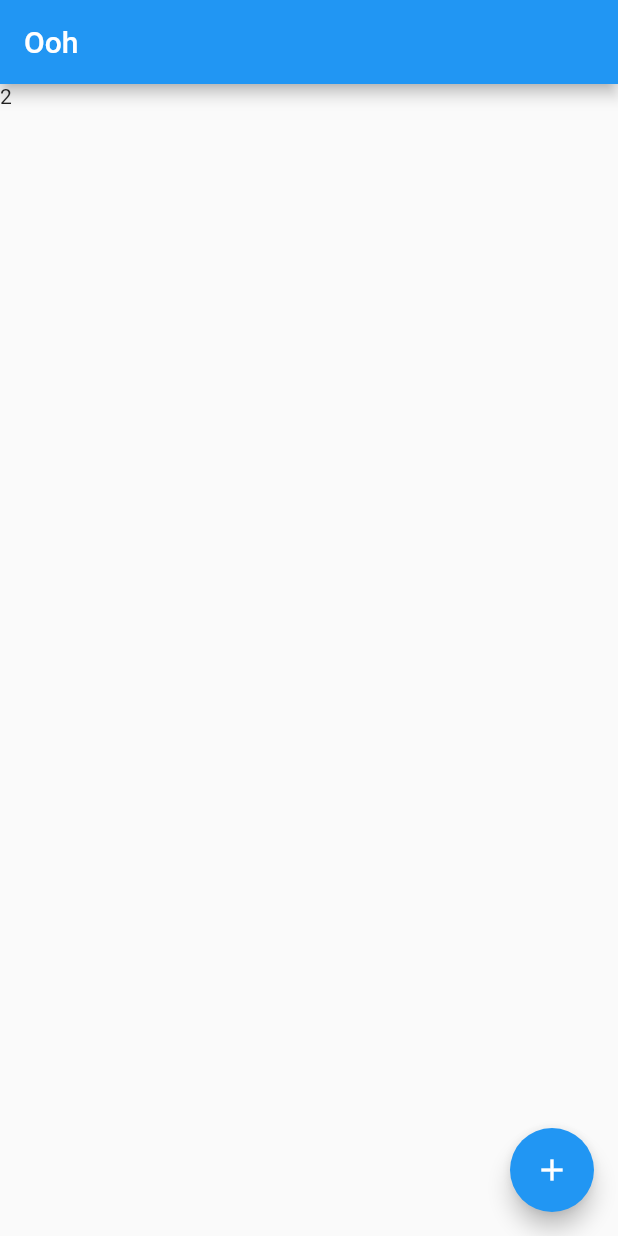
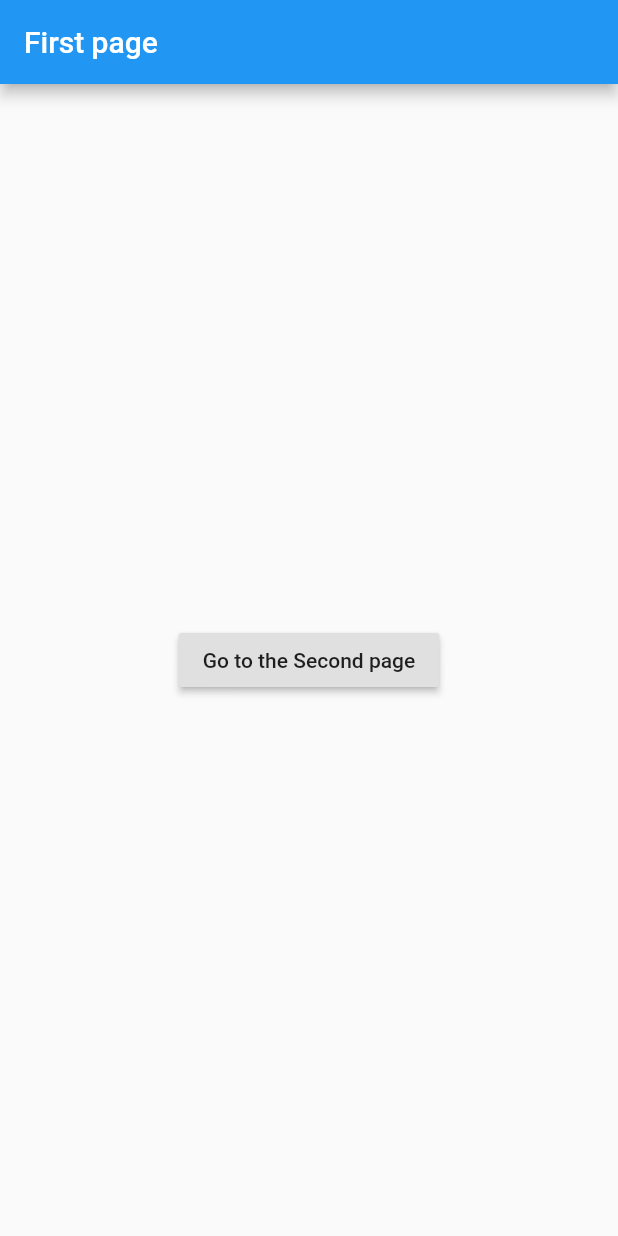
Before and after one commit to 2ChanWoo/StartFlutter, a Flutter app: the screen it shows after launch, on a phone screen of 412 x 824 dp. Run offline on Flutter 3.47's test engine with Material 2 defaults, Android fonts, the phone set to English and light mode, and no system bars.

Commit message:
Navigator 시작. FirstPage에서, context를 사용하지 않기 때문에, (_) 를 대신 사용할 수 있다. 이유 : SecondPage 의 ctx FirstPage의 context와는 다르기 때문! 예시 : builder : (_) => SecondPage();
stack 으로 쌓인 페이지는 플러터가 자동으로 뒤로가기 키를 만들어 주기 때문에,
굳이 pop을 만들지 않아도 된다. (--단, appbar가 존재해야한다.)

```diff
--- a/lib/main.dart
+++ b/lib/main.dart
@@ -16,33 +16,52 @@ class MyApp extends StatelessWidget {
 
         visualDensity: VisualDensity.adaptivePlatformDensity,
       ),
-      home: Main_stful('Ooh'),
+      home: FirstPage(),
     );
   }
 }
 
-class Main_stful extends StatefulWidget {
-  final String title;
-  Main_stful(this.title);
-
+class FirstPage extends StatelessWidget {
   @override
-  _Main_stfulState createState() => _Main_stfulState();
+  Widget build(BuildContext context) {
+    // Scaffold 위젯을 리턴하는 모든 커스텀 위젯 하나하나가 라우트(Route) 라고 볼 수 있다.
+    return Scaffold(
+      appBar: AppBar(
+        title: Text('First page'),
+      ),
+      body: Center(
+        child: RaisedButton(
+            child: Text('Go to the Second page'),
+            onPressed: (){
+              Navigator.push(context, MaterialPageRoute(
+                //아래에서, context를 사용하지 않기 때문에, (_) 를 대신 사용할 수 있다.
+                //이유 : SecondPage 의 ctx FirstPage의 context와는 다르기 때문!
+                //예시 : builder : (_) => SecondPage();
+                  builder: (BuildContext context){
+                    return SecondPage();
+                  }));
+            }),
+      ),
+    );
+  }
 }
 
-class _Main_stfulState extends State<Main_stful> {
-  int _message = 2;
-
+class SecondPage extends StatelessWidget {
   @override
-  Widget build(BuildContext context) {
-    //return Container();
+  Widget build(BuildContext ctx) {
     return Scaffold(
-      floatingActionButton: FloatingActionButton(
-        child: Icon(Icons.add),
-        onPressed: () => setState(() => _message *= 2)
+      appBar: AppBar(
+        title: Text('Second page'),
       ),
-        appBar: AppBar(
-          title : Text(widget.title)
-        ),
-        body: Text(_message.toString()));
+      body: Center(
+        //stack 으로 쌓인 페이지는 플러터가 자동으로 뒤로가기 키를 만들어 주기 때문에,
+        //굳이 pop을 만들지 않아도 된다. (--단, appbar가 존재해야한다.)
+        child: RaisedButton(
+            child: Text('Go to the First page'),
+            onPressed: (){
+              Navigator.pop(ctx);
+            }),
+      ),
+    );
   }
 }
```
